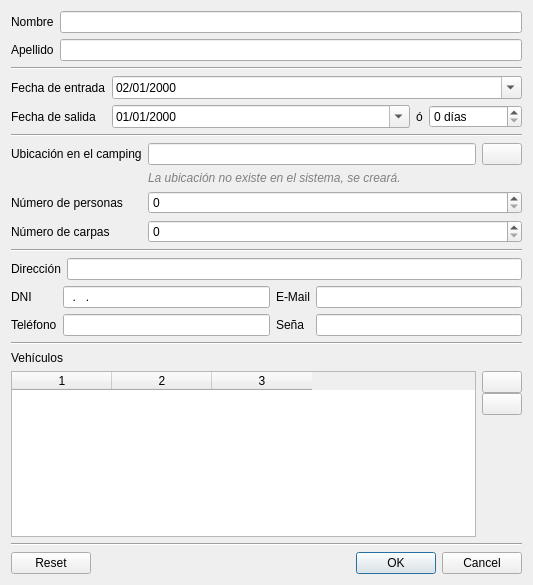
Above: src/ui/DialogReservation.ui from dnohales/camping before the change. Below: the same form after it.
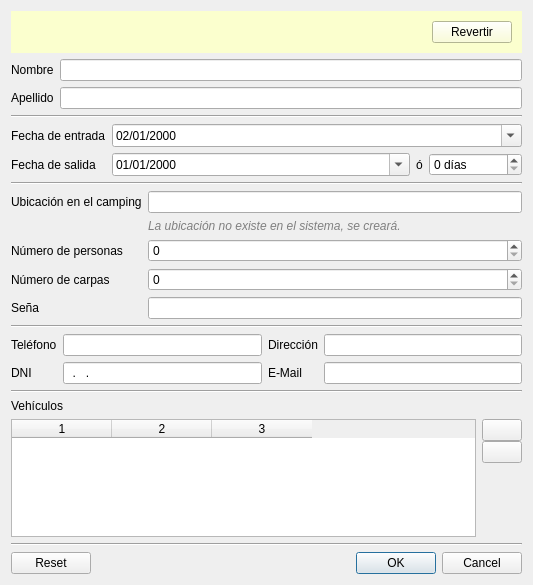
That is the form after the change. Icons and pictures are not drawn.

Commit message: Add client auto-completion

```diff
--- a/src/ui/DialogReservation.ui
+++ b/src/ui/DialogReservation.ui
@@ -20,6 +20,53 @@
    <string>Dialog</string>
   </property>
   <layout class="QVBoxLayout" name="verticalLayout">
+   <item>
+    <widget class="QFrame" name="completedClientNotice">
+     <property name="styleSheet">
+      <string notr="true">background-color: rgb(251, 255, 206);</string>
+     </property>
+     <layout class="QHBoxLayout" name="horizontalLayout_4">
+      <property name="spacing">
+       <number>6</number>
+      </property>
+      <property name="leftMargin">
+       <number>10</number>
+      </property>
+      <property name="topMargin">
+       <number>10</number>
+      </property>
+      <property name="rightMargin">
+       <number>10</number>
+      </property>
+      <property name="bottomMargin">
+       <number>10</number>
+      </property>
+      <item>
+       <widget class="QLabel" name="labelCompletedClientNotice">
+        <property name="text">
+         <string/>
+        </property>
+        <property name="wordWrap">
+         <bool>true</bool>
+        </property>
+       </widget>
+      </item>
+      <item>
+       <widget class="QPushButton" name="buttonCompletedClientReset">
+        <property name="sizePolicy">
+         <sizepolicy hsizetype="Fixed" vsizetype="Fixed">
+          <horstretch>0</horstretch>
+          <verstretch>0</verstretch>
+         </sizepolicy>
+        </property>
+        <property name="text">
+         <string>Revertir</string>
+        </property>
+       </widget>
+      </item>
+     </layout>
+    </widget>
+   </item>
    <item>
     <layout class="QFormLayout" name="formLayout">
      <property name="fieldGrowthPolicy">
@@ -177,23 +224,6 @@
        <item>
         <widget class="QLineEdit" name="editLocation"/>
        </item>
-       <item>
-        <widget class="QPushButton" name="buttonFindLocation">
-         <property name="sizePolicy">
-          <sizepolicy hsizetype="Fixed" vsizetype="Fixed">
-           <horstretch>0</horstretch>
-           <verstretch>0</verstretch>
-          </sizepolicy>
-         </property>
-         <property name="text">
-          <string/>
-         </property>
-         <property name="icon">
-          <iconset resource="../../res/default.qrc">
-           <normaloff>:/imgs/search.svg</normaloff>:/imgs/search.svg</iconset>
-         </property>
-        </widget>
-       </item>
       </layout>
      </item>
      <item row="2" column="0">
@@ -248,51 +278,10 @@
        </property>
       </widget>
      </item>
-    </layout>
-   </item>
-   <item>
-    <widget class="Line" name="line_3">
-     <property name="orientation">
-      <enum>Qt::Horizontal</enum>
-     </property>
-    </widget>
-   </item>
-   <item>
-    <layout class="QFormLayout" name="formLayout_4">
-     <item row="0" column="0">
-      <widget class="QLabel" name="label_8">
-       <property name="text">
-        <string>Dirección</string>
-       </property>
-       <property name="buddy">
-        <cstring>editAddress</cstring>
-       </property>
-      </widget>
-     </item>
-     <item row="0" column="1">
-      <widget class="QLineEdit" name="editAddress"/>
-     </item>
-    </layout>
-   </item>
-   <item>
-    <layout class="QGridLayout" name="gridLayout">
-     <item row="4" column="0">
-      <widget class="QLabel" name="label_11">
-       <property name="text">
-        <string>Teléfono</string>
-       </property>
-       <property name="buddy">
-        <cstring>editTel</cstring>
-       </property>
-      </widget>
-     </item>
      <item row="4" column="1">
-      <widget class="QLineEdit" name="editTel"/>
-     </item>
-     <item row="4" column="3">
       <widget class="QLineEdit" name="editBeck"/>
      </item>
-     <item row="4" column="2">
+     <item row="4" column="0">
       <widget class="QLabel" name="label_12">
        <property name="text">
         <string>Seña</string>
@@ -302,6 +291,17 @@
        </property>
       </widget>
      </item>
+    </layout>
+   </item>
+   <item>
+    <widget class="Line" name="line_3">
+     <property name="orientation">
+      <enum>Qt::Horizontal</enum>
+     </property>
+    </widget>
+   </item>
+   <item>
+    <layout class="QGridLayout" name="gridLayout">
      <item row="3" column="3">
       <widget class="QLineEdit" name="editEmail"/>
      </item>
@@ -332,6 +332,32 @@
        </property>
       </widget>
      </item>
+     <item row="0" column="0">
+      <widget class="QLabel" name="label_11">
+       <property name="text">
+        <string>Teléfono</string>
+       </property>
+       <property name="buddy">
+        <cstring>editTel</cstring>
+       </property>
+      </widget>
+     </item>
+     <item row="0" column="1">
+      <widget class="QLineEdit" name="editTel"/>
+     </item>
+     <item row="0" column="2">
+      <widget class="QLabel" name="label_8">
+       <property name="text">
+        <string>Dirección</string>
+       </property>
+       <property name="buddy">
+        <cstring>editAddress</cstring>
+       </property>
+      </widget>
+     </item>
+     <item row="0" column="3">
+      <widget class="QLineEdit" name="editAddress"/>
+     </item>
     </layout>
    </item>
    <item>
```
Left out of the diff: 25 changed lines with no effect on the pictures. The commit also changes 4 other files.
